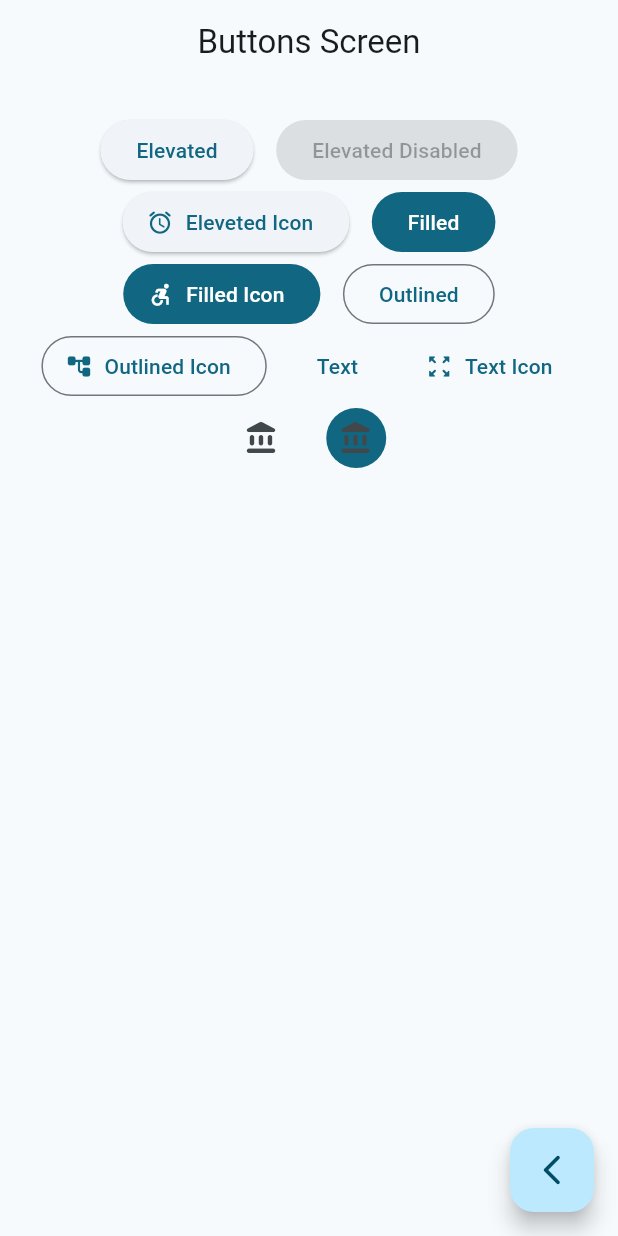
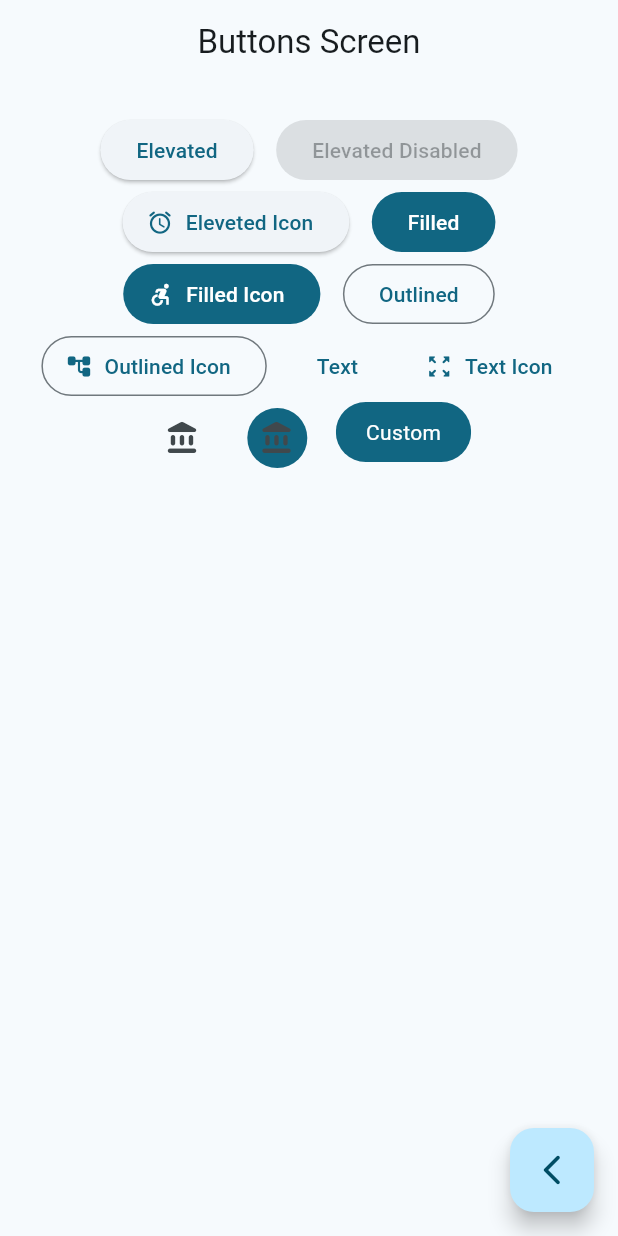
Before and after one commit to FisgHS/widgets_app, a Flutter app: the ButtonsScreen screen opened by its route, on a phone screen of 412 x 824 dp. Run offline on Flutter 3.47's test engine with Material 3 defaults, Android fonts, the phone set to English and light mode, and no system bars; our stand-ins replace go_router.

Commit message:
Create custom button

```diff
--- a/lib/presentation/screens/buttons/buttons_screen.dart
+++ b/lib/presentation/screens/buttons/buttons_screen.dart
@@ -79,7 +79,7 @@ class _ButtonsView extends StatelessWidget {
               ),
             ),
 
-            // Todo: Custom Button
+            const CustomButton(),
 
           ],
         ),
@@ -87,3 +87,29 @@ class _ButtonsView extends StatelessWidget {
     );
   }
 }
+
+
+class CustomButton extends StatelessWidget {
+
+  const CustomButton({super.key});
+
+  @override
+  Widget build(BuildContext context) {
+
+    final colors = Theme.of(context).colorScheme;
+
+    return ClipRRect(
+      borderRadius: BorderRadius.circular(20),
+      child: Material(
+        color: colors.primary,
+        child: InkWell(
+          onTap: () {},
+          child: const Padding(
+            padding: EdgeInsets.symmetric(horizontal: 20, vertical: 10),
+            child: Text('Custom', style: TextStyle(color: Colors.white),)
+          ),
+        ),
+      ),
+    );
+  }
+}
```
